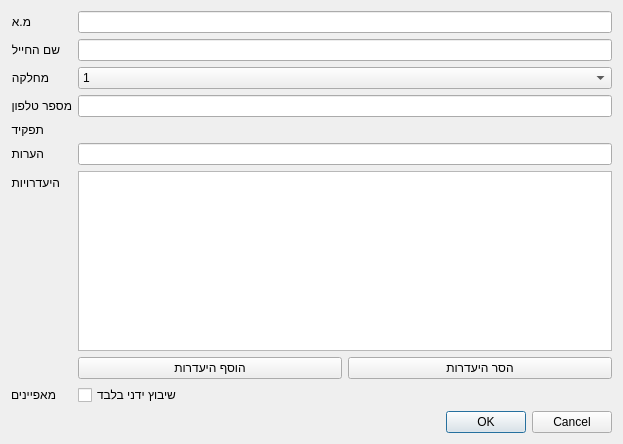
Qt form Ui/SoldierDialog.ui (omertal88/shavzak) before a commit.
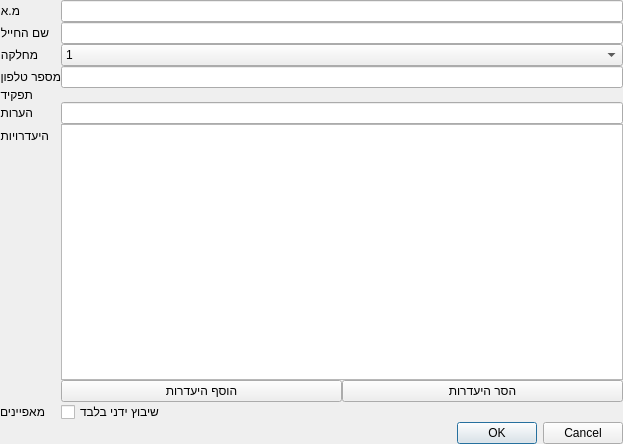
The same form after that commit. Custom widgets are drawn as their Qt base class.

Patch:
```diff
--- a/Ui/SoldierDialog.ui
+++ b/Ui/SoldierDialog.ui
@@ -17,6 +17,21 @@
    <string>עריכת חייל</string>
   </property>
   <layout class="QVBoxLayout" name="verticalLayout_2">
+   <property name="spacing">
+    <number>0</number>
+   </property>
+   <property name="leftMargin">
+    <number>0</number>
+   </property>
+   <property name="topMargin">
+    <number>0</number>
+   </property>
+   <property name="rightMargin">
+    <number>0</number>
+   </property>
+   <property name="bottomMargin">
+    <number>0</number>
+   </property>
    <item>
     <layout class="QFormLayout" name="formLayout">
      <item row="1" column="0">
```
